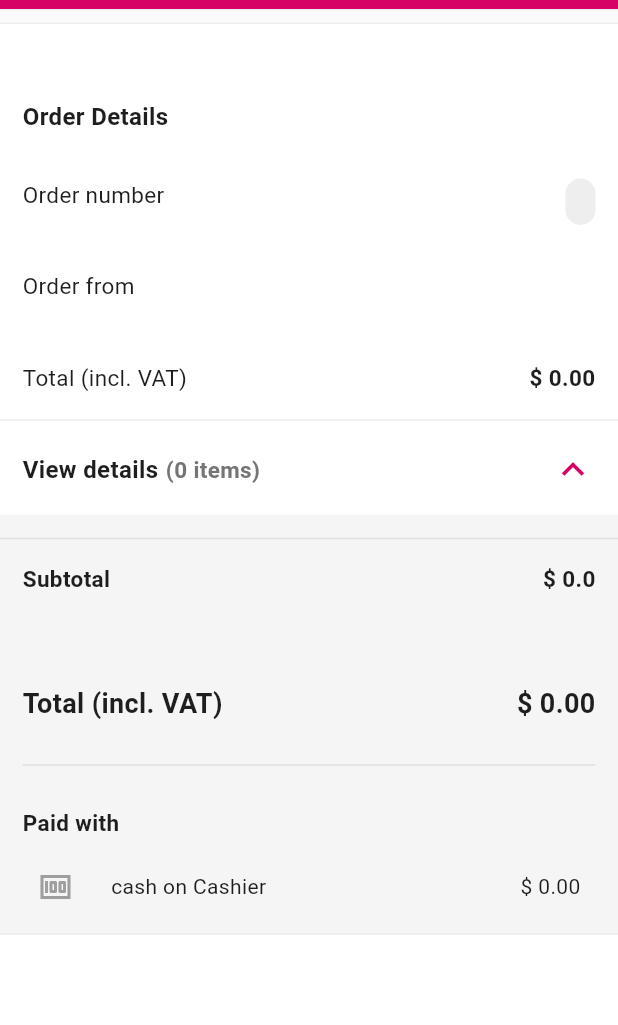
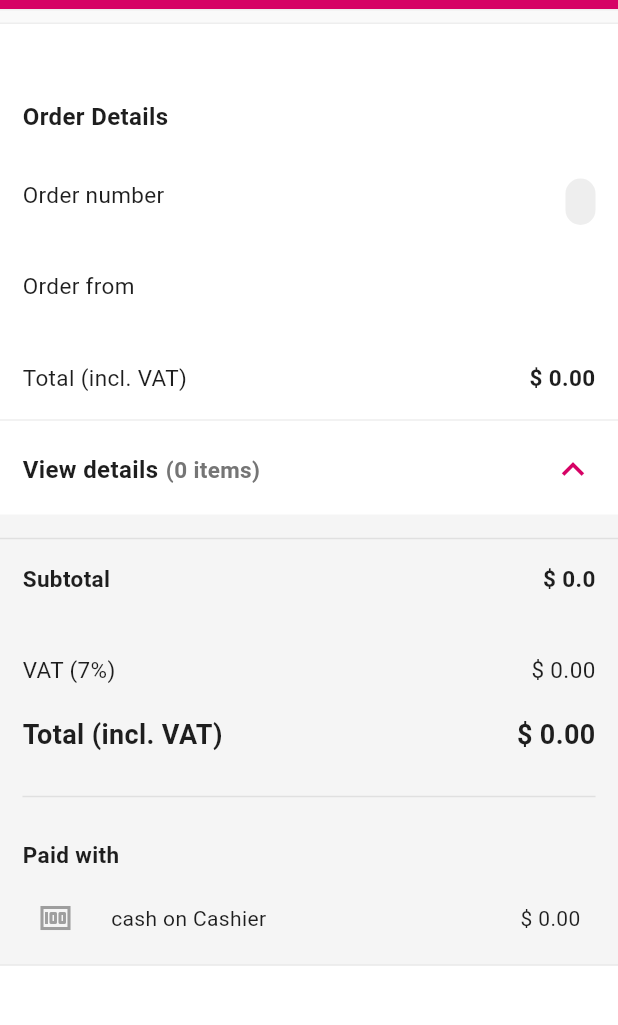
Before and after one commit to anwersafy/FoodPanda-Flutter-Clone-User-master, a Flutter app: the OrderScreenWithoutMap screen opened directly with empty values, after a tap on "View details", on a phone screen of 412 x 824 dp, the part 84-1109 px from its top. Run offline on Flutter 3.47's test engine with Material 3 defaults, Android fonts, the phone set to English and light mode, and no system bars; our stand-ins replace cloud_firestore, connectivity_plus, country_picker, firebase_auth, firebase_core, flutter_pw_validator and 10 more; missing offline and left inert: external_app_launcher, flutter_facebook_auth, flutter_sticky_widgets, rect_getter; accounts and stored records are empty.

Commit message:
#including VAT

```diff
--- a/lib/cart/widgets/bottom_navigation.dart
+++ b/lib/cart/widgets/bottom_navigation.dart
@@ -73,7 +73,7 @@ class BottomNavigation extends StatelessWidget {
                       ],
                     ),
                     Text(
-                      '\$ ${(subtotalPrice - discountPrice).toStringAsFixed(2)}',
+                      '\$ ${((subtotalPrice+(subtotalPrice* 0.07 )) - discountPrice).toStringAsFixed(2)}',
                       style: const TextStyle(
                         fontSize: 18,
                         fontWeight: FontWeight.w600,
--- a/lib/cart/widgets/order_screen_info.dart
+++ b/lib/cart/widgets/order_screen_info.dart
@@ -286,7 +286,7 @@ class OrderScreenInfo extends StatelessWidget {
                   SizedBox(
                     width: MediaQuery.of(context).size.width / 2 - 50,
                     child: Text(
-                      '\$ ${(order.totalPrice - order.discountPrice).toStringAsFixed(2)}',
+                      '\$ ${((order.totalPrice +(order.totalPrice*0.07)) - order.discountPrice).toStringAsFixed(2)}',
                       textAlign: TextAlign.end,
                       style: const TextStyle(
                         fontSize: 15,
--- a/lib/cart/widgets/view_detail.dart
+++ b/lib/cart/widgets/view_detail.dart
@@ -15,10 +15,11 @@ class _ViewDetailState extends State<ViewDetail> {
 
   @override
   Widget build(BuildContext context) {
-    int quantity = 0;
-    for (int i = 0; i < widget.order.foodOrders.length; i++) {
-      quantity += widget.order.foodOrders[i].quantity;
-    }
+    int quantity = calculateTotalQuantity();
+    // for (int i = 0; i < widget.order.foodOrders.length; i++) {
+    //   quantity += widget.order.foodOrders[i].quantity;
+    // }
+
 
     return Column(
       children: [
@@ -154,6 +155,8 @@ class _ViewDetailState extends State<ViewDetail> {
                             ],
                           ),
                           const SizedBox(height: 20),
+
+
                           // Row(
                           //   mainAxisAlignment: MainAxisAlignment.spaceBetween,
                           //   children: [
@@ -192,24 +195,24 @@ class _ViewDetailState extends State<ViewDetail> {
                                   ],
                                 )
                               : const SizedBox(),
-                          // const SizedBox(height: 20),
-                          // Row(
-                          //   mainAxisAlignment: MainAxisAlignment.spaceBetween,
-                          //   children: [
-                          //     Text(
-                          //       'VAT',
-                          //       style: TextStyle(
-                          //         fontSize: 15,
-                          //       ),
-                          //     ),
-                          //     Text(
-                          //       '\$ 0.02',
-                          //       style: TextStyle(
-                          //         fontSize: 15,
-                          //       ),
-                          //     ),
-                          //   ],
-                          // ),
+                          Row(
+                            mainAxisAlignment: MainAxisAlignment.spaceBetween,
+                            children: [
+                              Text(
+                                'VAT (7%)',
+                                style: TextStyle(
+                                  fontSize: 15,
+                                ),
+                              ),
+                              Text(
+                                '\$ ${(widget.order.totalPrice * 0.07).toStringAsFixed(2)}',
+                                style: TextStyle(
+                                  fontSize: 15,
+                                ),
+                              ),
+                            ],
+                          ),
+
                           const SizedBox(height: 20),
                           Row(
                             mainAxisAlignment: MainAxisAlignment.spaceBetween,
@@ -222,7 +225,7 @@ class _ViewDetailState extends State<ViewDetail> {
                                 ),
                               ),
                               Text(
-                                '\$ ${(widget.order.totalPrice  - widget.order.discountPrice).toStringAsFixed(2)}',
+                                '\$ ${((widget.order.totalPrice +(widget.order.totalPrice * 0.07))  - widget.order.discountPrice).toStringAsFixed(2)}',
                                 style: const TextStyle(
                                   fontSize: 18,
                                   fontWeight: FontWeight.w600,
@@ -262,7 +265,7 @@ class _ViewDetailState extends State<ViewDetail> {
                                   ),
                                 ),
                                 Text(
-                                  '\$ ${(widget.order.totalPrice - widget.order.discountPrice).toStringAsFixed(2)}',
+                                '\$ ${((widget.order.totalPrice +(widget.order.totalPrice * 0.07))  - widget.order.discountPrice).toStringAsFixed(2)}',
                                   style: const TextStyle(
                                     fontSize: 14,
                                   ),
@@ -286,4 +289,18 @@ class _ViewDetailState extends State<ViewDetail> {
       ],
     );
   }
+
+  double calculateTotalWithoutDelivery() {
+    return widget.order.foodOrders.fold<double>(
+      0.0,
+      (previousValue, foodOrder) =>
+          previousValue + (foodOrder.foodPrice * foodOrder.quantity),
+    );
+  }
+   int calculateTotalQuantity() {
+    return widget.order.foodOrders.fold<int>(
+      0,
+      (previousValue, foodOrder) => previousValue + foodOrder.quantity,
+    );
+  }
 }
--- a/lib/home_screen/widgets/active_order_bottom_container.dart
+++ b/lib/home_screen/widgets/active_order_bottom_container.dart
@@ -5,7 +5,7 @@ import 'package:foodpanda_user/cart/screens/order_screen.dart';
 import 'package:foodpanda_user/cart/widgets/custom_linear_progress.dart';
 import 'package:foodpanda_user/cart/widgets/order_screen_without_map.dart';
 import 'package:foodpanda_user/constants/colors.dart';
-import 'package:foodpanda_user/constants/helper.dart';
+// import 'package:foodpanda_user/constants/helper.dart';
 import 'package:foodpanda_user/providers/order_provider.dart';
 import 'package:provider/provider.dart';
 
```
Also changed, not shown: lib/cart/screens/checkout_screen.dart (+46 -22 lines).
